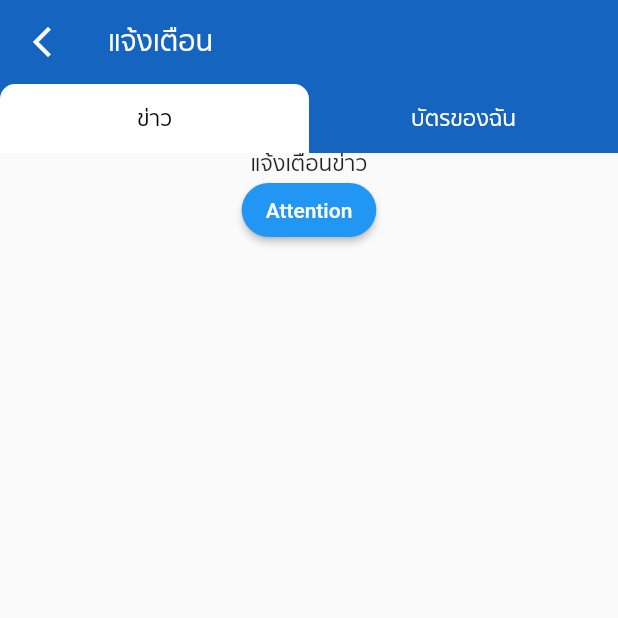
After one commit to ittiwatwhangdee/Anamai, a Flutter app: the MyStatefulWidget screen opened directly, on a phone screen of 412 x 824 dp, the top half of it. The commit adds this screen. Run offline on Flutter 3.47's test engine with Material 2 defaults, Android fonts, the phone set to English and light mode, and no system bars; our stand-ins replace dropdown_search, font_awesome_flutter.

Commit message:
create folder notification page & announcenment

```diff
--- a/anamai/lib/home_page.dart
+++ b/anamai/lib/home_page.dart
@@ -1,9 +1,9 @@
 import 'package:anamai/mycard_page.dart';
 import 'package:anamai/register_card_page.dart';
-import 'announcement_page.dart';
+import 'pages/announcenment/announcement_page.dart';
 import 'complaint_page.dart';
 import 'health_point_page.dart';
-import 'notification_page.dart';
+import 'pages/notifications/notification_page.dart';
 import 'profile_page.dart';
 import 'complaint_status_page.dart';
 import 'package:flutter/material.dart';
--- a/anamai/lib/announcement_page.dart
+++ b/anamai/lib/pages/announcenment/announcement_page.dart
@@ -51,7 +51,7 @@ class MyStatelessWidget extends StatelessWidget {
       body: Padding(
           padding: const EdgeInsets.all(8.0),
           child: ListView.builder(
-            itemCount: 3,
+            itemCount: 2,
             itemBuilder: (context, index) {
               return Padding(
                 padding: const EdgeInsets.all(8.0),
--- /dev/null
+++ b/anamai/lib/pages/notifications/noti_news_page.dart
@@ -0,0 +1,35 @@
+import 'package:flutter/material.dart';
+
+class NotificationNewsPage extends StatefulWidget {
+  const NotificationNewsPage({Key? key}) : super(key: key);
+
+  @override
+  _NotificationNewsPageState createState() => _NotificationNewsPageState();
+}
+
+class _NotificationNewsPageState extends State<NotificationNewsPage> {
+  bool pressAttention = false;
+  @override
+  Widget build(BuildContext context) {
+    return SingleChildScrollView(
+      child: Column(
+        children: [
+          Center(
+            child: Text("แจ้งเตือนข่าว"),
+          ),
+          new RaisedButton(
+              child: new Text('Attention'),
+              textColor: Colors.white,
+              shape: new RoundedRectangleBorder(
+                borderRadius: new BorderRadius.circular(30.0),
+              ),
+              color: pressAttention ? Colors.grey : Colors.blue,
+              onPressed: () {
+                pressAttention = !pressAttention;
+                print(pressAttention);
+              })
+        ],
+      ),
+    );
+  }
+}
--- a/anamai/lib/notification_page.dart
+++ b/anamai/lib/pages/notifications/notification_page.dart
@@ -1,14 +1,12 @@
-import 'package:anamai/noti_news_page.dart';
-
-import 'home_page.dart';
 import 'package:flutter/material.dart';
+import '../../home_page.dart';
+import 'noti_mycard_page.dart';
+import 'noti_news_page.dart';
 
 void main() => runApp(const NotificationPage());
 
 class NotificationPage extends StatefulWidget {
   const NotificationPage({Key? key}) : super(key: key);
-
-  static const String _title = 'Flutter Code Sample';
 
   @override
   _NotificationPageState createState() => _NotificationPageState();
@@ -18,7 +16,6 @@ class _NotificationPageState extends State<NotificationPage> {
   @override
   Widget build(BuildContext context) {
     return MaterialApp(
-      title: NotificationPage._title,
       theme: ThemeData(fontFamily: 'SFProTH_regular'),
       home: MyStatefulWidget(),
     );
@@ -57,7 +54,12 @@ class _MyStatefulWidgetState extends State<MyStatefulWidget>
           },
           icon: Icon(Icons.arrow_back_ios_new_outlined),
         ),
-        title: const Text('แจ้งเตือน'),
+        title: const Text(
+          'แจ้งเตือน',
+          style: TextStyle(
+            fontSize: 18,
+          ),
+        ),
         backgroundColor: Colors.blue[800],
         bottom: TabBar(
           controller: _tabController,
@@ -78,40 +80,10 @@ class _MyStatefulWidgetState extends State<MyStatefulWidget>
       body: TabBarView(
         controller: _tabController,
         children: <Widget>[
-          NewsPage(),
-          MyCard(),
+          NotificationNewsPage(),
+          NotificationMyCardPage(),
         ],
       ),
     );
   }
 }
-
-class NewsPage extends StatelessWidget {
-  NewsPage({Key? key}) : super(key: key);
-
-  bool pressAttention = false;
-
-  @override
-  Widget build(BuildContext context) {
-    return SingleChildScrollView(
-      child: Column(
-        children: [
-          Center(
-            child: Text("แจ้งเตือนข่าว"),
-          ),
-          new RaisedButton(
-              child: new Text('Attention'),
-              textColor: Colors.white,
-              shape: new RoundedRectangleBorder(
-                borderRadius: new BorderRadius.circular(30.0),
-              ),
-              color: pressAttention ? Colors.grey : Colors.blue,
-              onPressed: () {
-                pressAttention = !pressAttention;
-                print(pressAttention);
-              })
-        ],
-      ),
-    );
-  }
-}
```
Also changed, not shown: anamai/lib/pages/notifications/noti_mycard_page.dart (renamed from anamai/lib/noti_news_page.dart, +4 -4 lines).
